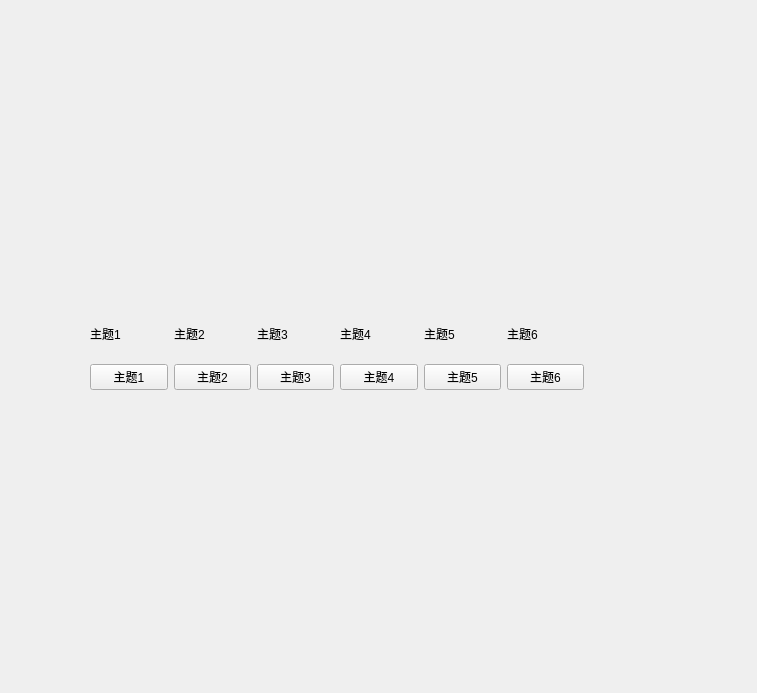
Before: the Qt Designer form setup.ui in Nahjs/Bejeweled, drawn with Qt 5.
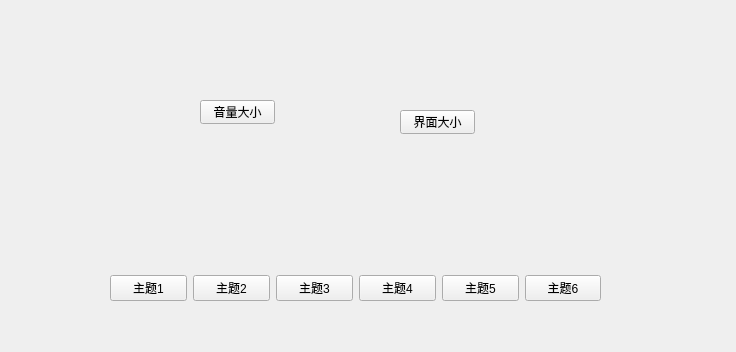
After: the same form once the commit is applied. Icons and pictures are not drawn.

Commit message: 主题设置功能已完成，具体函数为mainwindow.cpp中的updateGemTheme

```diff
--- a/setup.ui
+++ b/setup.ui
@@ -6,8 +6,8 @@
    <rect>
     <x>0</x>
     <y>0</y>
-    <width>757</width>
-    <height>693</height>
+    <width>736</width>
+    <height>352</height>
    </rect>
   </property>
   <property name="windowTitle">
@@ -16,10 +16,10 @@
   <widget class="QWidget" name="layoutWidget">
    <property name="geometry">
     <rect>
-     <x>90</x>
-     <y>310</y>
-     <width>494</width>
-     <height>80</height>
+     <x>110</x>
+     <y>190</y>
+     <width>491</width>
+     <height>111</height>
     </rect>
    </property>
    <layout class="QHBoxLayout" name="horizontalLayout">
@@ -28,7 +28,13 @@
       <item>
        <widget class="QLabel" name="label">
         <property name="text">
-         <string>主题1</string>
+         <string/>
+        </property>
+        <property name="pixmap">
+         <pixmap>C:/Users/17914/Desktop/宝石迷阵/image/theme/a-theme/a1.png</pixmap>
+        </property>
+        <property name="alignment">
+         <set>Qt::AlignCenter</set>
         </property>
        </widget>
       </item>
@@ -46,7 +52,13 @@
       <item>
        <widget class="QLabel" name="label_2">
         <property name="text">
-         <string>主题2</string>
+         <string/>
+        </property>
+        <property name="pixmap">
+         <pixmap>C:/Users/17914/Desktop/08ac3cf4-615c-4193-981c-8fb80c332b9e.png</pixmap>
+        </property>
+        <property name="alignment">
+         <set>Qt::AlignCenter</set>
         </property>
        </widget>
       </item>
@@ -64,7 +76,13 @@
       <item>
        <widget class="QLabel" name="label_3">
         <property name="text">
-         <string>主题3</string>
+         <string/>
+        </property>
+        <property name="pixmap">
+         <pixmap>C:/Users/17914/Desktop/c111.png</pixmap>
+        </property>
+        <property name="alignment">
+         <set>Qt::AlignCenter</set>
         </property>
        </widget>
       </item>
@@ -82,7 +100,13 @@
       <item>
        <widget class="QLabel" name="label_4">
         <property name="text">
-         <string>主题4</string>
+         <string/>
+        </property>
+        <property name="pixmap">
+         <pixmap>C:/Users/17914/Desktop/7c7e71b8-a1db-4d41-8d08-8782e39e1906.png</pixmap>
+        </property>
+        <property name="alignment">
+         <set>Qt::AlignCenter</set>
         </property>
        </widget>
       </item>
@@ -100,7 +124,13 @@
       <item>
        <widget class="QLabel" name="label_5">
         <property name="text">
-         <string>主题5</string>
+         <string/>
+        </property>
+        <property name="pixmap">
+         <pixmap>C:/Users/17914/Desktop/19a32a3d-41ef-4ccf-8e52-f8131e1bd18c.png</pixmap>
+        </property>
+        <property name="alignment">
+         <set>Qt::AlignCenter</set>
         </property>
        </widget>
       </item>
@@ -118,7 +148,13 @@
       <item>
        <widget class="QLabel" name="label_6">
         <property name="text">
-         <string>主题6</string>
+         <string/>
+        </property>
+        <property name="pixmap">
+         <pixmap>C:/Users/17914/Desktop/130c80c2-fee5-4fc9-b76c-68541d3733f8.png</pixmap>
+        </property>
+        <property name="alignment">
+         <set>Qt::AlignCenter</set>
         </property>
        </widget>
       </item>
@@ -133,6 +169,32 @@
     </item>
    </layout>
   </widget>
+  <widget class="QPushButton" name="musicSetButton">
+   <property name="geometry">
+    <rect>
+     <x>200</x>
+     <y>100</y>
+     <width>75</width>
+     <height>24</height>
+    </rect>
+   </property>
+   <property name="text">
+    <string>音量大小</string>
+   </property>
+  </widget>
+  <widget class="QPushButton" name="sizeSetButton">
+   <property name="geometry">
+    <rect>
+     <x>400</x>
+     <y>110</y>
+     <width>75</width>
+     <height>24</height>
+    </rect>
+   </property>
+   <property name="text">
+    <string>界面大小</string>
+   </property>
+  </widget>
  </widget>
  <resources/>
  <connections/>
```
The commit also changes 1 other file.
